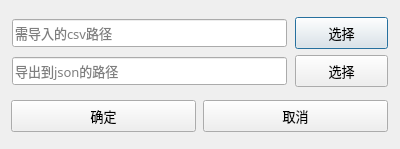
Qt form importfromfile.ui (SHM-white/TimeTable-Qt) before a commit.
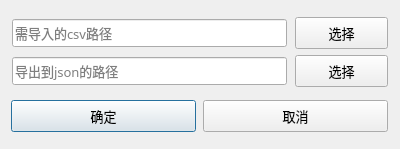
The same form after that commit. Icons and pictures are not drawn.

Patch:
```diff
--- a/importfromfile.ui
+++ b/importfromfile.ui
@@ -31,7 +31,11 @@
   <property name="windowTitle">
    <string>Dialog</string>
   </property>
-  <widget class="QWidget" name="">
+  <property name="windowIcon">
+   <iconset resource="TimeTableQt.qrc">
+    <normaloff>:/TimeTableQt/TimeTable.ico</normaloff>:/TimeTableQt/TimeTable.ico</iconset>
+  </property>
+  <widget class="QWidget" name="layoutWidget">
    <property name="geometry">
     <rect>
      <x>10</x>
@@ -169,6 +173,9 @@
         <property name="text">
          <string>确定</string>
         </property>
+        <property name="default">
+         <bool>true</bool>
+        </property>
        </widget>
       </item>
       <item>
```
Left out of the diff: 6 changed lines with no effect on the pictures.
